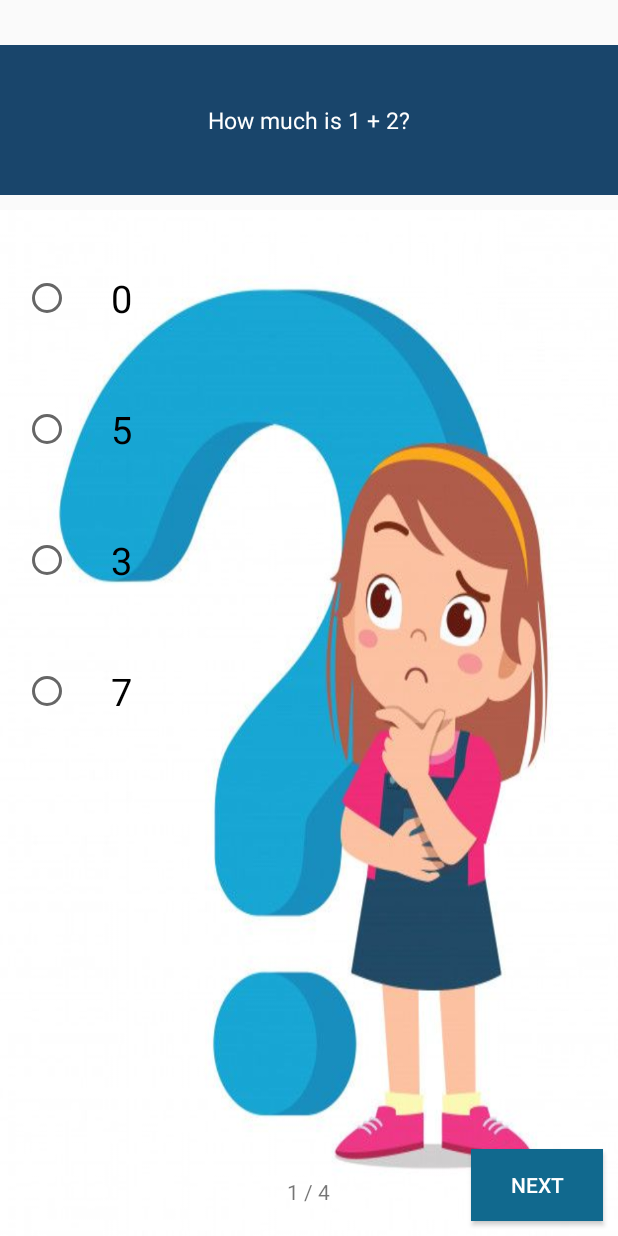
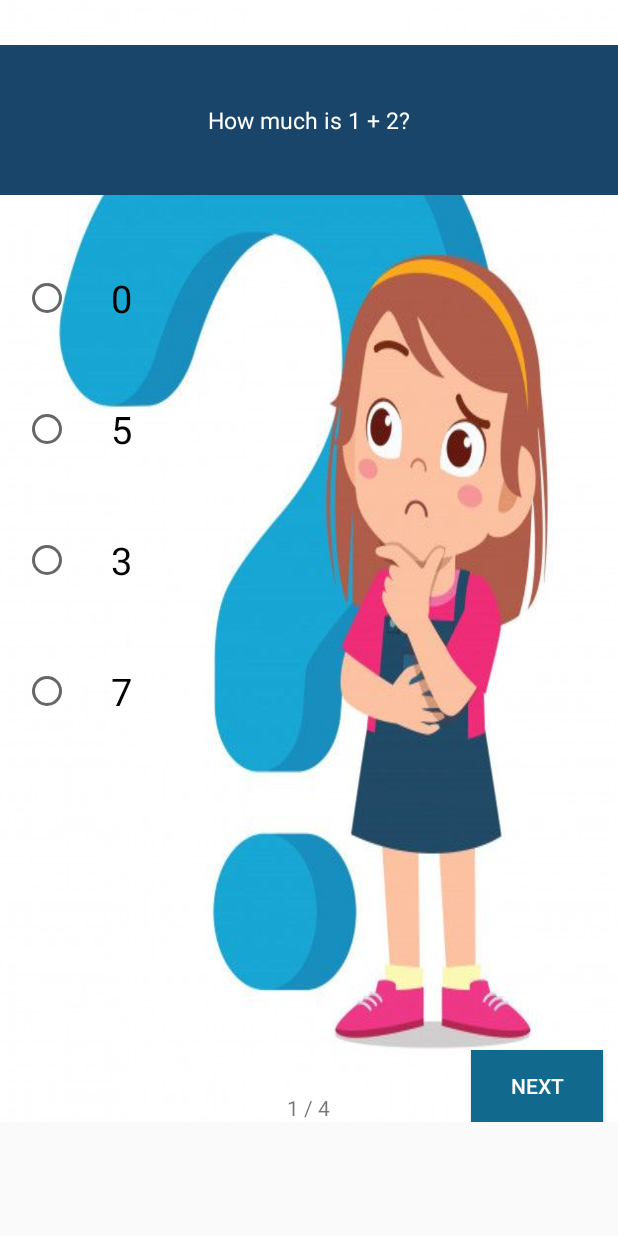
Before and after one commit to nourTM/KidsQuizz, an Android app: the screen it shows after launch (MainActivity), after a tap on "MATH QUIZZ", on a phone screen of 412 x 824 dp. Run offline under Robolectric (Android 15) with nearby library versions, the light colour scheme and no system bars.

Commit message:
scrollview add

```diff
--- a/app/src/main/res/layout/activity_main.xml
+++ b/app/src/main/res/layout/activity_main.xml
@@ -1,9 +1,13 @@
 <?xml version="1.0" encoding="utf-8"?>
-<RelativeLayout xmlns:android="http://schemas.android.com/apk/res/android"
+<ScrollView xmlns:android="http://schemas.android.com/apk/res/android"
     xmlns:tools="http://schemas.android.com/tools"
+    android:layout_height="match_parent"
+    android:layout_width="match_parent"
+    tools:context=".MainActivity">
+    <RelativeLayout
         android:layout_width="match_parent"
         android:layout_height="match_parent"
-    tools:context=".MainActivity"
+        android:background="@drawable/think"
         android:id="@+id/root">
 
         <TextView
@@ -21,10 +25,10 @@
         <LinearLayout
             android:id="@+id/reponse"
             android:layout_width="match_parent"
-        android:layout_height="wrap_content"
+            android:layout_height="match_parent"
             android:layout_below="@id/quizz_qst"
             android:padding="15dp"
-        android:background="@drawable/think">
+            android:orientation="vertical">
         </LinearLayout>
         <Button
             android:id="@+id/prev"
@@ -56,3 +60,4 @@
             android:layout_margin="20dp"/>
 
     </RelativeLayout>
+</ScrollView>
```
Lines whose indentation alone changed are shown as unchanged.
